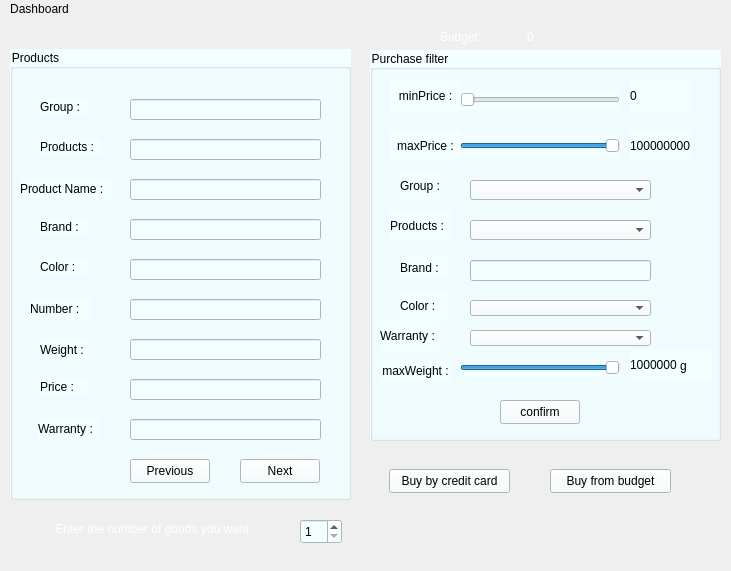
The window that Login_And_Admin/client.ui (AP-projects-4001/esm-nadarim) describes before a commit, drawn with Qt 5.
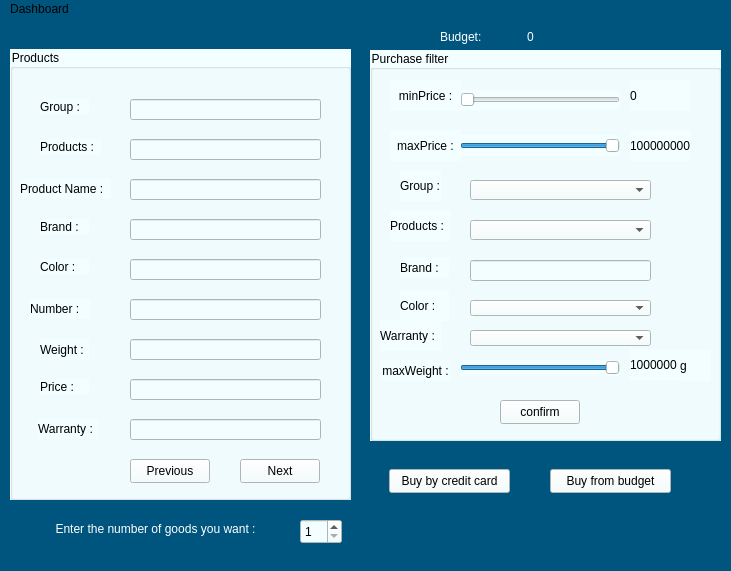
The same window after the commit.

The edit to the form file:
```diff
--- a/Login_And_Admin/client.ui
+++ b/Login_And_Admin/client.ui
@@ -14,8 +14,7 @@
    <string>MainWindow</string>
   </property>
   <property name="styleSheet">
-   <string notr="true">border-color: rgb(82, 241, 255);
-</string>
+   <string notr="true">background-color: rgb(0, 85, 127);</string>
   </property>
   <widget class="QWidget" name="centralwidget">
    <widget class="QGroupBox" name="groupBox_2">
```
